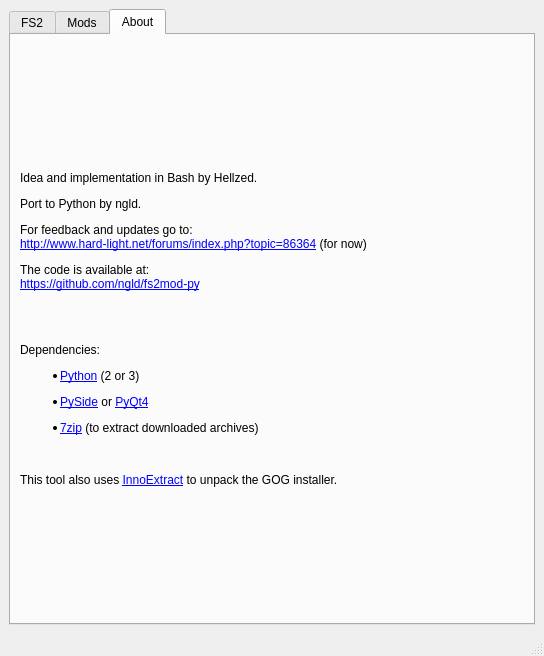
This is ui/main.ui in ngld/old-knossos as Qt 5 draws it before an edit. The edited form follows.
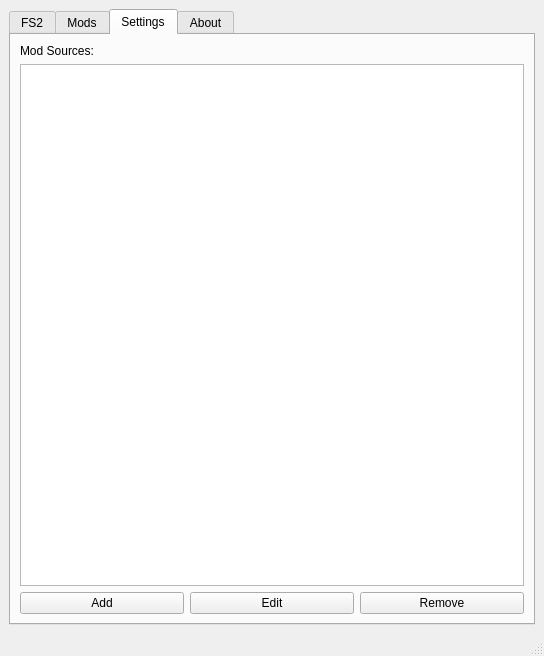
This is the edited form.

```diff
--- a/ui/main.ui
+++ b/ui/main.ui
@@ -146,6 +146,51 @@
         </item>
        </layout>
       </widget>
+      <widget class="QWidget" name="settings">
+       <attribute name="title">
+        <string>Settings</string>
+       </attribute>
+       <layout class="QVBoxLayout" name="verticalLayout_5">
+        <item>
+         <widget class="QLabel" name="label_2">
+          <property name="text">
+           <string>Mod Sources:</string>
+          </property>
+         </widget>
+        </item>
+        <item>
+         <widget class="QListWidget" name="sourceList"/>
+        </item>
+        <item>
+         <layout class="QHBoxLayout" name="horizontalLayout_2">
+          <item>
+           <widget class="QPushButton" name="addSource">
+            <property name="text">
+             <string>Add</string>
+            </property>
+           </widget>
+          </item>
+          <item>
+           <widget class="QPushButton" name="editSource">
+            <property name="text">
+             <string>Edit</string>
+            </property>
+           </widget>
+          </item>
+          <item>
+           <widget class="QPushButton" name="removeSource">
+            <property name="text">
+             <string>Remove</string>
+            </property>
+           </widget>
+          </item>
+         </layout>
+        </item>
+        <item>
+         <layout class="QGridLayout" name="gridLayout"/>
+        </item>
+       </layout>
+      </widget>
       <widget class="QWidget" name="tab">
        <attribute name="title">
         <string>About</string>
```
